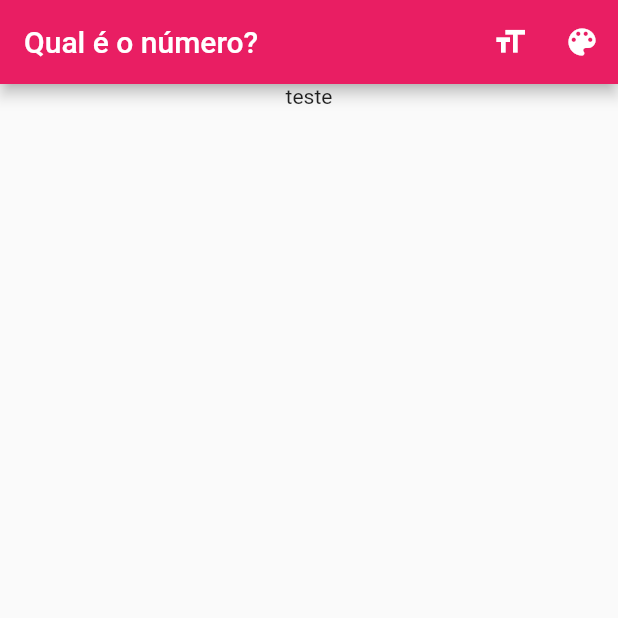
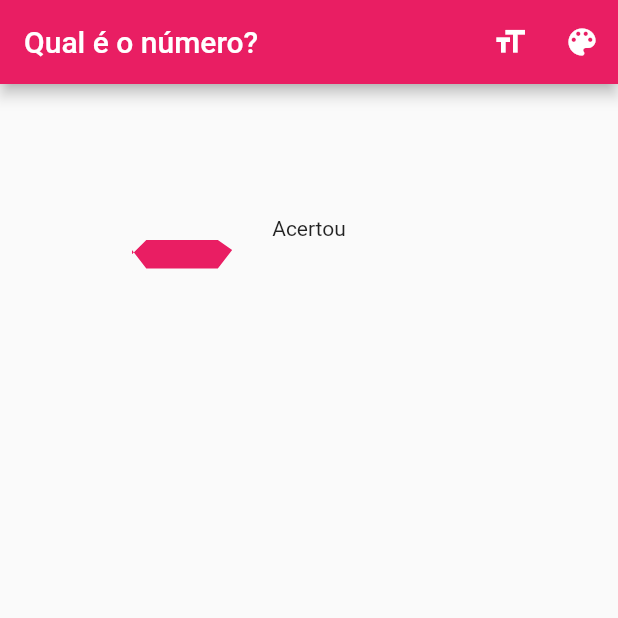
Before and after one commit to PierreVieira/PiPalp, a Flutter app: the screen it shows after launch, on a phone screen of 412 x 824 dp, the top half of it. Run offline on Flutter 3.47's test engine with Material 2 defaults, Android fonts, the phone set to English and light mode, and no system bars.

Commit message:
Display com 1 LED funcionando

```diff
--- /dev/null
+++ b/lib/components/display.dart
@@ -0,0 +1,9 @@
+import 'package:flutter/material.dart';
+import 'package:project/components/led_display.dart';
+
+class Display extends StatelessWidget {
+  @override
+  Widget build(BuildContext context) {
+    return Container(child: LedDisplay(0, 0));
+  }
+}
--- /dev/null
+++ b/lib/components/led_display.dart
@@ -0,0 +1,46 @@
+import 'package:flutter/material.dart';
+
+class LedDisplay extends StatelessWidget{
+  double _deslocamentoVertical, _deslocamentoHorizontal;
+  LedDisplay(this._deslocamentoVertical, this._deslocamentoHorizontal);
+  @override
+  Widget build(BuildContext context){
+    return ClipPath(
+      clipper: ClipHome(_deslocamentoVertical, _deslocamentoHorizontal),
+      child: Container(
+        width: MediaQuery.of(context).size.width,
+        height:MediaQuery.of(context).size.height/2.7,
+        decoration: BoxDecoration(
+          color: Colors.pink[500]
+        ),
+      ),
+    );
+  }
+}
+
+class ClipHome extends CustomClipper<Path>{
+  double _deslocamentoVertical, _deslocamentoHorizontal;
+  ClipHome(this._deslocamentoVertical, this._deslocamentoHorizontal);
+  @override
+  Path getClip(Size size) {
+    double _scale = size.height/32;
+
+    Path path = Path();
+    path.lineTo(_deslocamentoHorizontal + 0*_scale, _deslocamentoVertical + 0.7*_scale); //A
+    path.lineTo(_deslocamentoHorizontal + 1*_scale, _deslocamentoVertical + 2*_scale); //B
+    path.lineTo(_deslocamentoHorizontal + 6*_scale, _deslocamentoVertical + 2*_scale); //C
+    path.lineTo(_deslocamentoHorizontal + 7*_scale, _deslocamentoVertical + 0.7*_scale); //D
+    path.lineTo(_deslocamentoHorizontal + 6*_scale, _deslocamentoVertical + 0*_scale); //E
+    path.lineTo(_deslocamentoHorizontal + 1*_scale, _deslocamentoVertical + 0*_scale); //F
+    path.lineTo(_deslocamentoHorizontal + 0*_scale, _deslocamentoVertical + 1*_scale); //A
+    path.close();
+    return path;
+
+  }
+
+  @override
+  bool shouldReclip(CustomClipper<Path> oldClipper) {
+    return oldClipper != this;
+  }
+
+}
--- a/lib/screens/game.dart
+++ b/lib/screens/game.dart
@@ -1,4 +1,6 @@
 import 'package:flutter/material.dart';
+import 'package:project/components/display.dart';
+import 'package:project/components/led_display.dart';
 
 const String _titleAppBar = 'Qual é o número?';
 String _textoStatus = 'Acertou';
@@ -31,12 +33,16 @@ class _JogoAdivinhaState extends State<JogoAdivinha> {
           ),
         ],
       ),
-      body: Column(
-        children: <Widget>[
-          Center(
-            child: Text('teste'),
-          ),
-        ],
+      body: Padding(
+        padding: const EdgeInsets.all(88.0),
+        child: Column(
+          children: <Widget>[
+            Center(
+              child: Text(_textoStatus),
+            ),
+            Display(),
+          ],
+        ),
       )
     );
   }
```
Also changed, not shown: lib/components/interaction.dart (added), lib/components/widget_bezier.dart (deleted).
